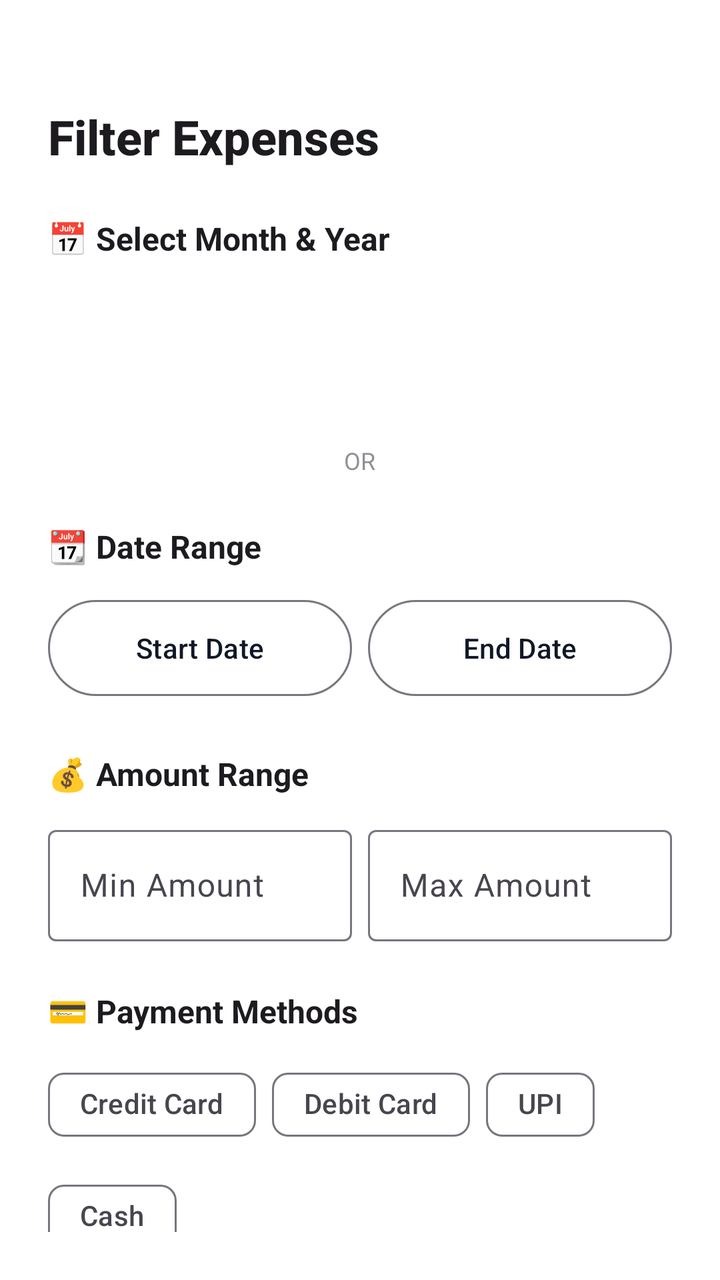
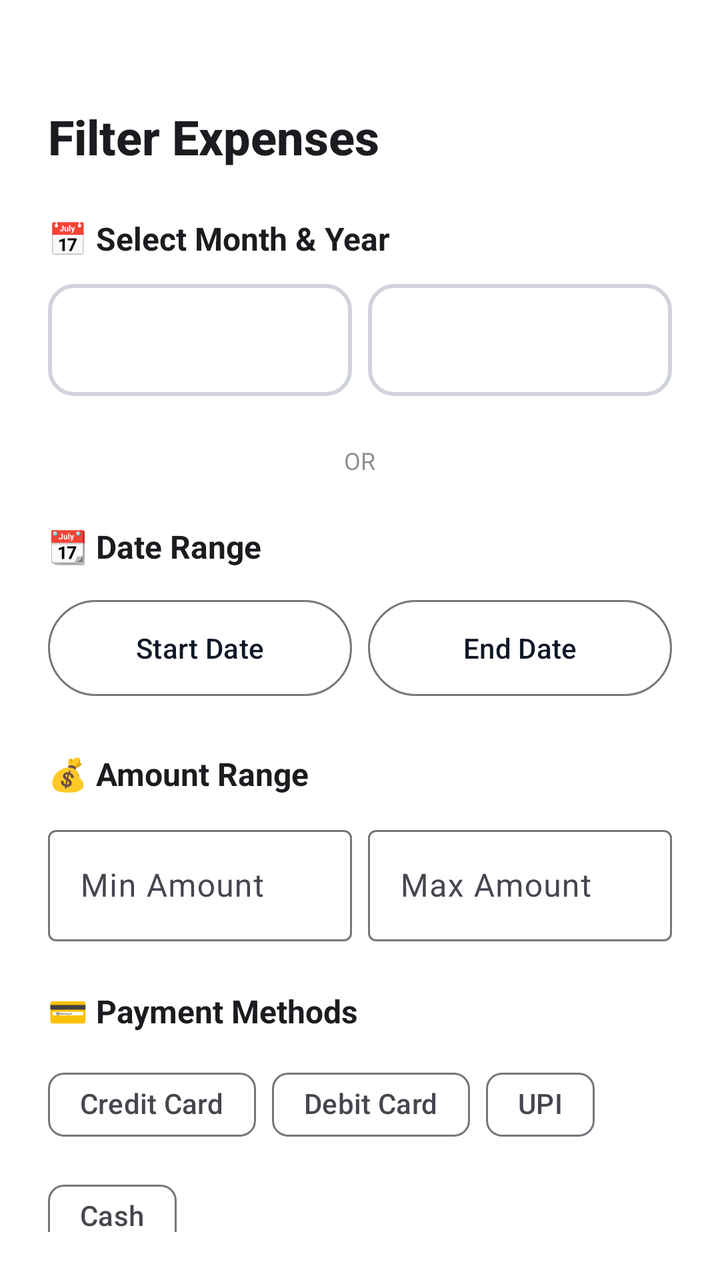

Two renders of the same Android screen: before a commit and after it. Below are the layout's source before the change and the commit's diff.
<!-- AndroidManifest.xml: application theme Theme.ExpenseTracker.Timeless -->
<!-- res/layout/bottom_sheet_filter.xml -->
<?xml version="1.0" encoding="utf-8"?>
<LinearLayout xmlns:android="http://schemas.android.com/apk/res/android"
    xmlns:app="http://schemas.android.com/apk/res-auto"
    android:layout_width="match_parent"
    android:layout_height="wrap_content"
    android:orientation="vertical"
    android:background="?attr/colorSurface"
    android:padding="24dp">

    
    <View
        android:layout_width="48dp"
        android:layout_height="4dp"
        android:background="?android:textColorSecondary"
        android:alpha="0.3"
        android:layout_gravity="center_horizontal"
        android:layout_marginBottom="24dp" />

    
    <TextView
        android:layout_width="wrap_content"
        android:layout_height="wrap_content"
        android:text="Filter Expenses"
        android:textSize="24sp"
        android:textStyle="bold"
        android:textColor="?android:textColorPrimary"
        android:fontFamily="sans-serif-medium"
        android:layout_marginBottom="24dp" />

    <androidx.core.widget.NestedScrollView
        android:layout_width="match_parent"
        android:layout_height="wrap_content"
        android:maxHeight="500dp"
        android:clipToPadding="false"
        android:paddingBottom="16dp"
        android:fillViewport="true">

        <LinearLayout
            android:layout_width="match_parent"
            android:layout_height="wrap_content"
            android:orientation="vertical"
            android:paddingBottom="16dp">

            
            <TextView
                android:layout_width="wrap_content"
                android:layout_height="wrap_content"
                android:text="📅 Select Month &amp; Year"
                android:textSize="16sp"
                android:textStyle="bold"
                android:textColor="?android:textColorPrimary"
                android:layout_marginBottom="12dp" />

            <LinearLayout
                android:layout_width="match_parent"
                android:layout_height="wrap_content"
                android:orientation="horizontal"
                android:layout_marginBottom="24dp">

                <Spinner
                    android:id="@+id/spinnerMonth"
                    android:layout_width="0dp"
                    android:layout_height="56dp"
                    android:layout_weight="1"
                    android:background="@drawable/bg_premium_card"
                    android:backgroundTint="@android:color/transparent"
                    android:padding="12dp"
                    android:layout_marginEnd="8dp" />

                <Spinner
                    android:id="@+id/spinnerYear"
                    android:layout_width="0dp"
                    android:layout_height="56dp"
                    android:layout_weight="1"
                    android:background="@drawable/bg_premium_card"
                    android:backgroundTint="@android:color/transparent"
                    android:padding="12dp" />

            </LinearLayout>

            
            <LinearLayout
                android:layout_width="match_parent"
                android:layout_height="wrap_content"
                android:orientation="horizontal"
                android:gravity="center_vertical"
                android:layout_marginBottom="24dp">

                <View
                    android:layout_width="0dp"
                    android:layout_height="1dp"
                    android:layout_weight="1"
                    android:background="?android:textColorSecondary"
                    android:alpha="0.2" />

                <TextView
                    android:layout_width="wrap_content"
                    android:layout_height="wrap_content"
                    android:text="  OR  "
                    android:textSize="12sp"
                    android:textColor="?android:textColorSecondary"
                    android:alpha="0.6" />

                <View
                    android:layout_width="0dp"
                    android:layout_height="1dp"
                    android:layout_weight="1"
                    android:background="?android:textColorSecondary"
                    android:alpha="0.2" />

            </LinearLayout>

            
            <TextView
                android:layout_width="wrap_content"
                android:layout_height="wrap_content"
                android:text="📆 Date Range"
                android:textSize="16sp"
                android:textStyle="bold"
                android:textColor="?android:textColorPrimary"
                android:layout_marginBottom="12dp" />

            <LinearLayout
                android:layout_width="match_parent"
                android:layout_height="wrap_content"
                android:orientation="horizontal"
                android:layout_marginBottom="24dp">

                <com.google.android.material.button.MaterialButton
                    android:id="@+id/btnSelectStartDate"
                    android:layout_width="0dp"
                    android:layout_height="56dp"
                    android:layout_weight="1"
                    android:text="Start Date"
                    style="@style/Widget.Material3.Button.OutlinedButton"
                    android:layout_marginEnd="8dp" />

                <com.google.android.material.button.MaterialButton
                    android:id="@+id/btnSelectEndDate"
                    android:layout_width="0dp"
                    android:layout_height="56dp"
                    android:layout_weight="1"
                    android:text="End Date"
                    style="@style/Widget.Material3.Button.OutlinedButton" />

            </LinearLayout>

            
            <TextView
                android:layout_width="wrap_content"
                android:layout_height="wrap_content"
                android:text="💰 Amount Range"
                android:textSize="16sp"
                android:textStyle="bold"
                android:textColor="?android:textColorPrimary"
                android:layout_marginBottom="12dp" />

            <LinearLayout
                android:layout_width="match_parent"
                android:layout_height="wrap_content"
                android:orientation="horizontal"
                android:layout_marginBottom="24dp">

                <com.google.android.material.textfield.TextInputLayout
                    android:layout_width="0dp"
                    android:layout_height="wrap_content"
                    android:layout_weight="1"
                    android:hint="Min Amount"
                    style="@style/Widget.Material3.TextInputLayout.OutlinedBox"
                    android:layout_marginEnd="8dp">

                    <com.google.android.material.textfield.TextInputEditText
                        android:id="@+id/etMinAmount"
                        android:layout_width="match_parent"
                        android:layout_height="wrap_content"
                        android:inputType="numberDecimal" />

                </com.google.android.material.textfield.TextInputLayout>

                <com.google.android.material.textfield.TextInputLayout
                    android:layout_width="0dp"
                    android:layout_height="wrap_content"
                    android:layout_weight="1"
                    android:hint="Max Amount"
                    style="@style/Widget.Material3.TextInputLayout.OutlinedBox">

                    <com.google.android.material.textfield.TextInputEditText
                        android:id="@+id/etMaxAmount"
                        android:layout_width="match_parent"
                        android:layout_height="wrap_content"
                        android:inputType="numberDecimal" />

                </com.google.android.material.textfield.TextInputLayout>

            </LinearLayout>

            
            <TextView
                android:layout_width="wrap_content"
                android:layout_height="wrap_content"
                android:text="💳 Payment Methods"
                android:textSize="16sp"
                android:textStyle="bold"
                android:textColor="?android:textColorPrimary"
                android:layout_marginBottom="12dp" />

            <com.google.android.material.chip.ChipGroup
                android:layout_width="match_parent"
                android:layout_height="wrap_content"
                android:layout_marginBottom="24dp">

                <com.google.android.material.chip.Chip
                    android:id="@+id/cbCreditCard"
                    android:layout_width="wrap_content"
                    android:layout_height="wrap_content"
                    android:text="Credit Card"
                    style="@style/Widget.Material3.Chip.Filter" />

                <com.google.android.material.chip.Chip
                    android:id="@+id/cbDebitCard"
                    android:layout_width="wrap_content"
                    android:layout_height="wrap_content"
                    android:text="Debit Card"
                    style="@style/Widget.Material3.Chip.Filter" />

                <com.google.android.material.chip.Chip
                    android:id="@+id/cbUpi"
                    android:layout_width="wrap_content"
                    android:layout_height="wrap_content"
                    android:text="UPI"
                    style="@style/Widget.Material3.Chip.Filter" />

                <com.google.android.material.chip.Chip
                    android:id="@+id/cbCash"
                    android:layout_width="wrap_content"
                    android:layout_height="wrap_content"
                    android:text="Cash"
                    style="@style/Widget.Material3.Chip.Filter" />

            </com.google.android.material.chip.ChipGroup>

            
            <TextView
                android:layout_width="wrap_content"
                android:layout_height="wrap_content"
                android:text="🏷️ Categories"
                android:textSize="16sp"
                android:textStyle="bold"
                android:textColor="?android:textColorPrimary"
                android:layout_marginBottom="12dp" />

            <LinearLayout
                android:id="@+id/layoutCategories"
                android:layout_width="match_parent"
                android:layout_height="wrap_content"
                android:orientation="vertical"
                android:layout_marginBottom="24dp" />

            
            <LinearLayout
                android:layout_width="match_parent"
                android:layout_height="wrap_content"
                android:orientation="horizontal"
                android:gravity="end"
                android:layout_marginTop="8dp"
                android:layout_marginBottom="8dp"
                android:paddingBottom="8dp">

                <com.google.android.material.button.MaterialButton
                    android:id="@+id/btnClearFilters"
                    android:layout_width="wrap_content"
                    android:layout_height="56dp"
                    android:text="Clear All"
                    style="@style/Widget.Material3.Button.TextButton"
                    android:layout_marginEnd="12dp" />

                <com.google.android.material.button.MaterialButton
                    android:id="@+id/btnApplyFilter"
                    android:layout_width="wrap_content"
                    android:layout_height="56dp"
                    android:text="Apply Filters"
                    android:paddingStart="32dp"
                    android:paddingEnd="32dp"
                    style="@style/PremiumButton" />

            </LinearLayout>

        </LinearLayout>

    </androidx.core.widget.NestedScrollView>

</LinearLayout>
<!-- resources referenced by this layout -->
<resources>
  <!-- drawable bg_premium_card (drawable) -->
  <?xml version="1.0" encoding="utf-8"?>
  <shape xmlns:android="http://schemas.android.com/apk/res/android">
      <solid android:color="#FFFFFF" />
      <corners android:radius="12dp" />
      <stroke android:width="2dp" android:color="#D1D5DB" />
  </shape>
  <style name="PremiumButton" parent="Widget.Material3.Button">
          <item name="cornerRadius">8dp</item>
          <item name="android:textSize">16sp</item>
          <item name="android:fontFamily">sans-serif-medium</item>
          <item name="android:letterSpacing">0.01</item>
          <item name="android:paddingTop">14dp</item>
          <item name="android:paddingBottom">14dp</item>
          <item name="backgroundTint">@color/navy_primary</item>
      </style>
  <style name="Theme.ExpenseTracker.Timeless" parent="Theme.Material3.Light.NoActionBar">
          <item name="colorPrimary">@color/timeless_charcoal</item>
          <item name="colorOnPrimary">@color/timeless_white</item>
          <item name="colorSecondary">@color/timeless_gold</item>
          <item name="colorOnSecondary">@color/timeless_white</item>
          <item name="android:colorBackground">@color/timeless_white</item>
          <item name="colorSurface">@color/timeless_white</item>
          <item name="colorOnSurface">@color/timeless_text_primary</item>
          
          
          <item name="android:statusBarColor">@color/timeless_white</item>
          <item name="android:windowLightStatusBar">true</item>
          
          
          <item name="android:navigationBarColor">@color/timeless_white</item>
          <item name="android:windowLightNavigationBar">true</item>
      </style>
  <color name="navy_primary">#1E3A8A</color>
  <color name="timeless_charcoal">#111827</color>
  <color name="timeless_white">#FFFFFF</color>
  <color name="timeless_gold">#14B8A6</color>
  <color name="timeless_text_primary">#111827</color>
</resources>

<!-- the commit's change to res/layout/bottom_sheet_filter.xml (unified diff, before → after) -->
@@ -63,7 +63,6 @@
                     android:layout_height="56dp"
                     android:layout_weight="1"
                     android:background="@drawable/bg_premium_card"
-                    android:backgroundTint="@android:color/transparent"
                     android:padding="12dp"
                     android:layout_marginEnd="8dp" />
 
@@ -73,7 +72,6 @@
                     android:layout_height="56dp"
                     android:layout_weight="1"
                     android:background="@drawable/bg_premium_card"
-                    android:backgroundTint="@android:color/transparent"
                     android:padding="12dp" />
 
             </LinearLayout>
